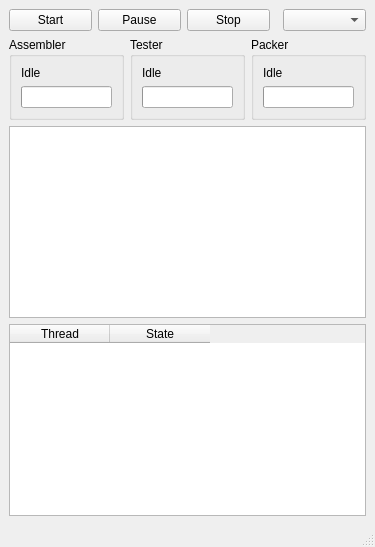
Old version of the form mainwindow.ui in the repository aidanmc207/Proyecto_SO.
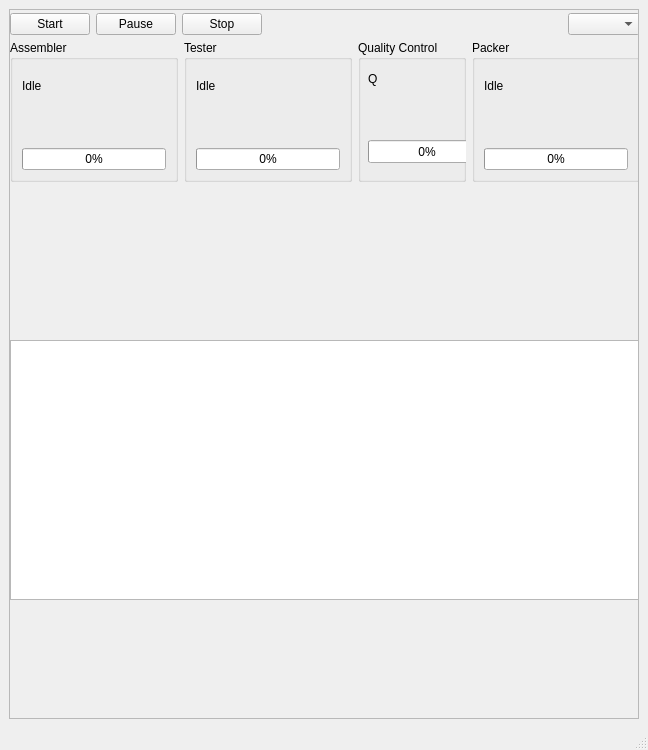
New version of the form.

Patch:
```diff
--- a/mainwindow.ui
+++ b/mainwindow.ui
@@ -2,36 +2,251 @@
 <ui version="4.0">
  <class>MainWindow</class>
  <widget class="QMainWindow" name="MainWindow">
+  <property name="geometry">
+   <rect>
+    <x>0</x>
+    <y>0</y>
+    <width>648</width>
+    <height>750</height>
+   </rect>
+  </property>
   <property name="windowTitle">
    <string>Production Line Simulator</string>
   </property>
   <widget class="QWidget" name="centralwidget">
    <layout class="QVBoxLayout" name="rootLayout">
     <item>
-     <layout class="QHBoxLayout" name="toolbarLayout">
-      <item><widget class="QPushButton" name="btnStart"><property name="text"><string>Start</string></property></widget></item>
-      <item><widget class="QPushButton" name="btnPause"><property name="text"><string>Pause</string></property></widget></item>
-      <item><widget class="QPushButton" name="btnStop"><property name="text"><string>Stop</string></property></widget></item>
-      <item><spacer name="hspacer"><property name="orientation"><enum>Qt::Horizontal</enum></property></spacer></item>
-      <item><widget class="QComboBox" name="cmbSpeed"><property name="toolTip"><string>Production speed</string></property></widget></item>
-     </layout>
-    </item>
-    <item>
-     <layout class="QGridLayout" name="stationsLayout">
-      <item row="0" column="0"><widget class="QGroupBox" name="grpAssembler"><property name="title"><string>Assembler</string></property><layout class="QVBoxLayout"><item><widget class="QLabel" name="lblAsmState"><property name="text"><string>Idle</string></property></widget></item><item><widget class="QProgressBar" name="barAsm"/></item></layout></widget></item>
-      <item row="0" column="1"><widget class="QGroupBox" name="grpTester"><property name="title"><string>Tester</string></property><layout class="QVBoxLayout"><item><widget class="QLabel" name="lblTesState"><property name="text"><string>Idle</string></property></widget></item><item><widget class="QProgressBar" name="barTes"/></item></layout></widget></item>
-      <item row="0" column="2"><widget class="QGroupBox" name="grpPacker"><property name="title"><string>Packer</string></property><layout class="QVBoxLayout"><item><widget class="QLabel" name="lblPacState"><property name="text"><string>Idle</string></property></widget></item><item><widget class="QProgressBar" name="barPac"/></item></layout></widget></item>
-     </layout>
-    </item>
-    <item>
-     <widget class="QPlainTextEdit" name="txtLogs">
-      <property name="readOnly"><bool>true</bool></property>
-     </widget>
-    </item>
-    <item>
-     <widget class="QTableWidget" name="tblThreads">
-      <column><property name="text"><string>Thread</string></property></column>
-      <column><property name="text"><string>State</string></property></column>
+     <widget class="QScrollArea" name="scrollArea">
+      <property name="widgetResizable">
+       <bool>true</bool>
+      </property>
+      <widget class="QWidget" name="scrollAreaWidgetContents_2">
+       <property name="geometry">
+        <rect>
+         <x>0</x>
+         <y>0</y>
+         <width>628</width>
+         <height>707</height>
+        </rect>
+       </property>
+       <widget class="QWidget" name="">
+        <property name="geometry">
+         <rect>
+          <x>0</x>
+          <y>0</y>
+          <width>630</width>
+          <height>28</height>
+         </rect>
+        </property>
+        <layout class="QHBoxLayout" name="toolbarLayout">
+         <item>
+          <widget class="QPushButton" name="btnStart">
+           <property name="text">
+            <string>Start</string>
+           </property>
+          </widget>
+         </item>
+         <item>
+          <widget class="QPushButton" name="btnPause">
+           <property name="text">
+            <string>Pause</string>
+           </property>
+          </widget>
+         </item>
+         <item>
+          <widget class="QPushButton" name="btnStop">
+           <property name="text">
+            <string>Stop</string>
+           </property>
+          </widget>
+         </item>
+         <item>
+          <spacer name="hspacer">
+           <property name="orientation">
+            <enum>Qt::Horizontal</enum>
+           </property>
+           <property name="sizeHint" stdset="0">
+            <size>
+             <width>0</width>
+             <height>0</height>
+            </size>
+           </property>
+          </spacer>
+         </item>
+         <item>
+          <widget class="QComboBox" name="cmbSpeed">
+           <property name="toolTip">
+            <string>Production speed</string>
+           </property>
+          </widget>
+         </item>
+        </layout>
+       </widget>
+       <widget class="QWidget" name="">
+        <property name="geometry">
+         <rect>
+          <x>0</x>
+          <y>30</y>
+          <width>630</width>
+          <height>142</height>
+         </rect>
+        </property>
+        <layout class="QGridLayout" name="stationsLayout">
+         <item row="0" column="0">
+          <widget class="QGroupBox" name="grpAssembler">
+           <property name="title">
+            <string>Assembler</string>
+           </property>
+           <layout class="QVBoxLayout">
+            <item>
+             <widget class="QLabel" name="lblAsmState">
+              <property name="text">
+               <string>Idle</string>
+              </property>
+             </widget>
+            </item>
+            <item>
+             <widget class="QLabel" name="lblAsmProcessed">
+              <property name="text">
+               <string/>
+              </property>
+             </widget>
+            </item>
+            <item>
+             <widget class="QProgressBar" name="barAsm">
+              <property name="value">
+               <number>0</number>
+              </property>
+             </widget>
+            </item>
+           </layout>
+          </widget>
+         </item>
+         <item row="0" column="1">
+          <widget class="QGroupBox" name="grpTester">
+           <property name="title">
+            <string>Tester</string>
+           </property>
+           <layout class="QVBoxLayout">
+            <item>
+             <widget class="QLabel" name="lblTesState">
+              <property name="text">
+               <string>Idle</string>
+              </property>
+             </widget>
+            </item>
+            <item>
+             <widget class="QLabel" name="lblTesProcessed">
+              <property name="text">
+               <string/>
+              </property>
+             </widget>
+            </item>
+            <item>
+             <widget class="QProgressBar" name="barTes">
+              <property name="value">
+               <number>0</number>
+              </property>
+             </widget>
+            </item>
+           </layout>
+          </widget>
+         </item>
+         <item row="0" column="2">
+          <widget class="QGroupBox" name="groupBoxQC">
+           <property name="title">
+            <string>Quality Control</string>
+           </property>
+           <widget class="QLabel" name="lblQCProcessed">
+            <property name="geometry">
+             <rect>
+              <x>20</x>
+              <y>70</y>
+              <width>66</width>
+              <height>18</height>
+             </rect>
+            </property>
+            <property name="text">
+             <string/>
+            </property>
+           </widget>
+           <widget class="QLabel" name="lblQCState">
+            <property name="geometry">
+             <rect>
+              <x>10</x>
+              <y>30</y>
+              <width>66</width>
+              <height>18</height>
+             </rect>
+            </property>
+            <property name="text">
+             <string>Q</string>
+            </property>
+           </widget>
+           <widget class="QProgressBar" name="barQC">
+            <property name="geometry">
+             <rect>
+              <x>10</x>
+              <y>100</y>
+              <width>118</width>
+              <height>23</height>
+             </rect>
+            </property>
+            <property name="value">
+             <number>0</number>
+            </property>
+           </widget>
+          </widget>
+         </item>
+         <item row="0" column="3">
+          <widget class="QGroupBox" name="grpPacker">
+           <property name="title">
+            <string>Packer</string>
+           </property>
+           <layout class="QVBoxLayout">
+            <item>
+             <widget class="QLabel" name="lblPacState">
+              <property name="enabled">
+               <bool>true</bool>
+              </property>
+              <property name="text">
+               <string>Idle</string>
+              </property>
+             </widget>
+            </item>
+            <item>
+             <widget class="QLabel" name="lblPacProcessed">
+              <property name="text">
+               <string/>
+              </property>
+             </widget>
+            </item>
+            <item>
+             <widget class="QProgressBar" name="barPac">
+              <property name="value">
+               <number>0</number>
+              </property>
+             </widget>
+            </item>
+           </layout>
+          </widget>
+         </item>
+        </layout>
+       </widget>
+       <widget class="QPlainTextEdit" name="txtLogs">
+        <property name="geometry">
+         <rect>
+          <x>0</x>
+          <y>330</y>
+          <width>630</width>
+          <height>260</height>
+         </rect>
+        </property>
+        <property name="readOnly">
+         <bool>true</bool>
+        </property>
+       </widget>
+      </widget>
      </widget>
     </item>
    </layout>
```
